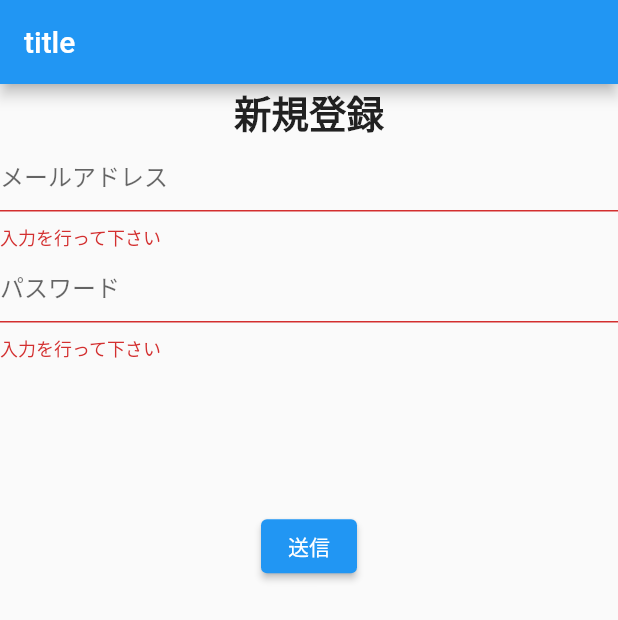
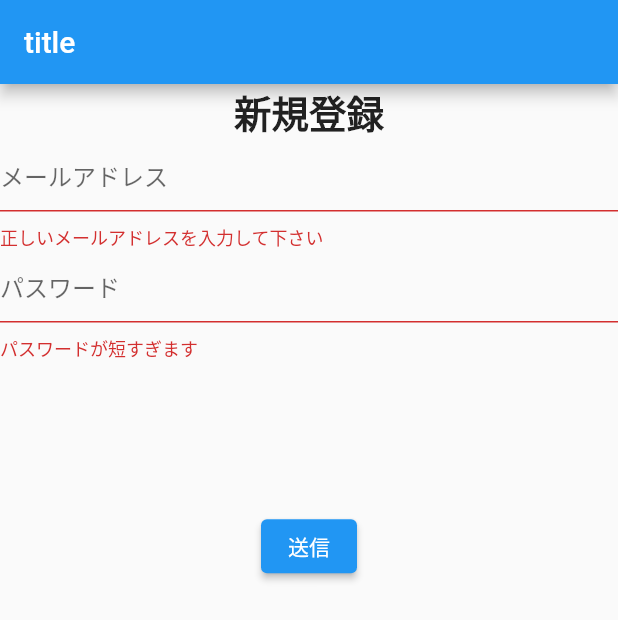
Before and after one commit to Nekoyama141592/text_sns, a Flutter app: the screen it shows after launch, after a tap on "LoginScreen", after a tap on "送信", on a phone screen of 412 x 824 dp. Shown: the top 620 px of the screen. Run offline on Flutter 3.47's test engine with Material 2 defaults, Android fonts, the light colour scheme and no system bars; our stand-ins replace cloud_firestore, firebase_auth, firebase_core, fluttertoast, freezed_annotation, get; accounts and stored records are empty; generated files the repository leaves out were written again.

Commit message:
GetUtilsを使ったバリデーションを行おう

```diff
--- a/lib/view/pages/my_home_page/components/auth_screen/components/signup_screen.dart
+++ b/lib/view/pages/my_home_page/components/auth_screen/components/signup_screen.dart
@@ -1,4 +1,5 @@
 import 'package:flutter/material.dart';
+import 'package:get/get.dart';
 
 class SignupScreen extends StatefulWidget {
   const SignupScreen({Key? key}) : super(key: key);
@@ -48,7 +49,7 @@ class _SignupScreenState extends State<SignupScreen> {
     return TextFormField(
       decoration: const InputDecoration(hintText: "メールアドレス"),
       validator: (value) {
-        return value!.isEmpty ? "入力を行って下さい" : null;
+        return GetUtils.isEmail(value!) ? null : "正しいメールアドレスを入力して下さい";
       },
     );
   }
@@ -59,7 +60,7 @@ class _SignupScreenState extends State<SignupScreen> {
       obscureText: true, // パスワードを隠す
       decoration: const InputDecoration(hintText: "パスワード"),
       validator: (value) {
-        return value!.isEmpty ? "入力を行って下さい" : null;
+        return value!.length > 7 ? null : "パスワードが短すぎます";
       },
     );
   }
```
